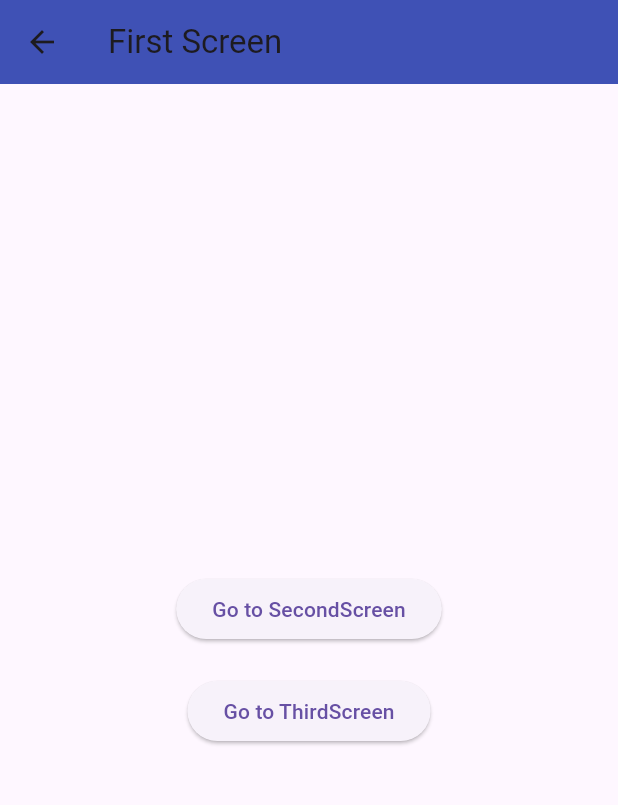
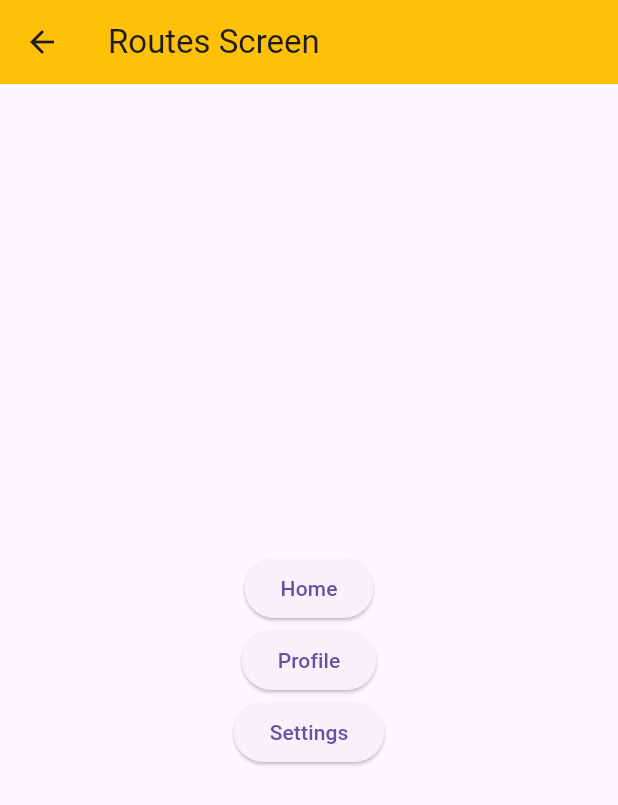
Before and after one commit to Nikhilbardeja/Flutter_Tutorial, a Flutter app: the SplashScreen screen opened directly, after a tap on "Get Started", on a phone screen of 412 x 824 dp. Shown: the top 805 px of the screen. Run offline on Flutter 3.47's test engine with Material 3 defaults, Android fonts, the phone set to English and light mode, and no system bars.

Commit message:
advanced routing

```diff
--- a/lib/SplashScreen.dart
+++ b/lib/SplashScreen.dart
@@ -1,4 +1,4 @@
-import 'package:first_application/navigation/first_screen.dart';
+import 'package:first_application/navigation/routes_screen.dart';
 import 'package:flutter/material.dart';
 
 class SplashScreen extends StatelessWidget {
@@ -14,7 +14,7 @@ class SplashScreen extends StatelessWidget {
               context,
               MaterialPageRoute(
                 builder: (context) {
-                  return FirstScreen();
+                  return RoutesScreen();
                 },
               ),
             );
--- a/lib/main.dart
+++ b/lib/main.dart
@@ -1,6 +1,8 @@
-import 'package:first_application/OtherWidgets.dart';
-import 'package:first_application/SplashScreen.dart';
-import 'package:first_application/navigation/first_screen.dart';
+import 'package:first_application/navigation/home_screen.dart';
+import 'package:first_application/navigation/profile_screen.dart';
+import 'package:first_application/navigation/routes_screen.dart';
+import 'package:first_application/navigation/settings_screen.dart';
+import 'package:first_application/utils/route_helper.dart';
 import 'package:flutter/material.dart';
 
 void main() {
@@ -13,8 +15,12 @@ class MyApp extends StatelessWidget {
   @override
   Widget build(BuildContext context) {
     return MaterialApp(
-      home: SplashScreen(),
+      // home: SplashScreen(),
       debugShowCheckedModeBanner: false,
+      initialRoute: '/',
+      routes: myRoutes(),
+      onGenerateRoute: (RouteSettings settings) => myGenerateRoutes(settings),
+
       // darkTheme: ThemeData.dark().copyWith(),
       // dartTheme: ThemeData(
       //  define your settings for dark theme
--- a/lib/navigation/first_screen.dart
+++ b/lib/navigation/home_screen.dart
@@ -1,15 +1,15 @@
-import 'package:first_application/navigation/second_screen.dart';
-import 'package:first_application/navigation/third_screen.dart';
+import 'package:first_application/navigation/profile_screen.dart';
+import 'package:first_application/navigation/settings_screen.dart';
 import 'package:flutter/material.dart';
 
-class FirstScreen extends StatelessWidget {
-  const FirstScreen({super.key});
+class HomeScreen extends StatelessWidget {
+  const HomeScreen({super.key});
 
   @override
   Widget build(BuildContext context) {
     return Scaffold(
       appBar: AppBar(
-        title: Text("First Screen"),
+        title: Text("Home Screen"),
         backgroundColor: Colors.indigo,
       ),
 
@@ -24,7 +24,7 @@ class FirstScreen extends StatelessWidget {
                   context,
                   MaterialPageRoute(
                     builder: (context) {
-                      return SecondScreen(title: "Nacho re");
+                      return ProfileScreen(name: "Nacho re");
                     },
                   ),
                 );
@@ -38,7 +38,7 @@ class FirstScreen extends StatelessWidget {
                   context,
                   MaterialPageRoute(
                     builder: (context) {
-                      return ThirdScreen();
+                      return SettingsScreen(name: "Raju", age: 50);
                     },
                   ),
                 );
--- /dev/null
+++ b/lib/navigation/routes_screen.dart
@@ -0,0 +1,49 @@
+import 'package:flutter/material.dart';
+
+class RoutesScreen extends StatelessWidget {
+  const RoutesScreen({super.key});
+
+  @override
+  Widget build(BuildContext context) {
+    return Scaffold(
+      appBar: AppBar(
+        title: Text("Routes Screen"),
+        backgroundColor: Colors.amber,
+      ),
+
+      body: Center(
+        child: Column(
+          mainAxisAlignment: MainAxisAlignment.center,
+          children: [
+            ElevatedButton(
+              onPressed: () {
+                Navigator.pushReplacementNamed(context, '/home');
+              },
+              child: Text("Home"),
+            ),
+            ElevatedButton(
+              onPressed: () {
+                Navigator.pushReplacementNamed(
+                  context,
+                  '/profile',
+                  arguments: 'Raju',
+                );
+              },
+              child: Text("Profile"),
+            ),
+            ElevatedButton(
+              onPressed: () {
+                Navigator.pushReplacementNamed(
+                  context,
+                  '/settings',
+                  arguments: {'name': 'Raju', 'age': 88},
+                );
+              },
+              child: Text("Settings"),
+            ),
+          ],
+        ),
+      ),
+    );
+  }
+}
--- a/lib/navigation/third_screen.dart
+++ /dev/null
@@ -1,17 +0,0 @@
-import 'package:flutter/material.dart';
-
-class ThirdScreen extends StatelessWidget {
-  const ThirdScreen({super.key});
-
-  @override
-  Widget build(BuildContext context) {
-    return Scaffold(
-      appBar: AppBar(
-        title: Text("Third Screen"),
-        backgroundColor: Colors.green,
-      ),
-
-      // body: ,
-    );
-  }
-}
--- /dev/null
+++ b/lib/utils/route_helper.dart
@@ -0,0 +1,33 @@
+import 'package:first_application/navigation/home_screen.dart';
+import 'package:first_application/navigation/profile_screen.dart';
+import 'package:first_application/navigation/routes_screen.dart';
+import 'package:first_application/navigation/settings_screen.dart';
+import 'package:flutter/material.dart';
+
+myRoutes() => {
+  '/': (context) => RoutesScreen(),
+  '/home': (context) => HomeScreen(),
+};
+
+myGenerateRoutes(RouteSettings settings) {
+  switch (settings.name) {
+    case '/profile':
+      {
+        String name = settings.arguments as String;
+        return MaterialPageRoute(
+          builder: (context) {
+            return ProfileScreen(name: name);
+          },
+        );
+      }
+
+    case '/settings':
+      {
+        Map<String, dynamic> data = settings.arguments as Map<String, dynamic>;
+        return MaterialPageRoute(
+          builder: (context) =>
+              SettingsScreen(name: data['name'], age: data['age']),
+        );
+      }
+  }
+}
```
Also changed, not shown: lib/navigation/profile_screen.dart (renamed from lib/navigation/second_screen.dart, +6 -9 lines), lib/navigation/settings_screen.dart (added, +24 -0 lines), lib/screens/home/TextScreen.dart (renamed from lib/screens/home/HomeScreen.dart, +5 -5 lines).
